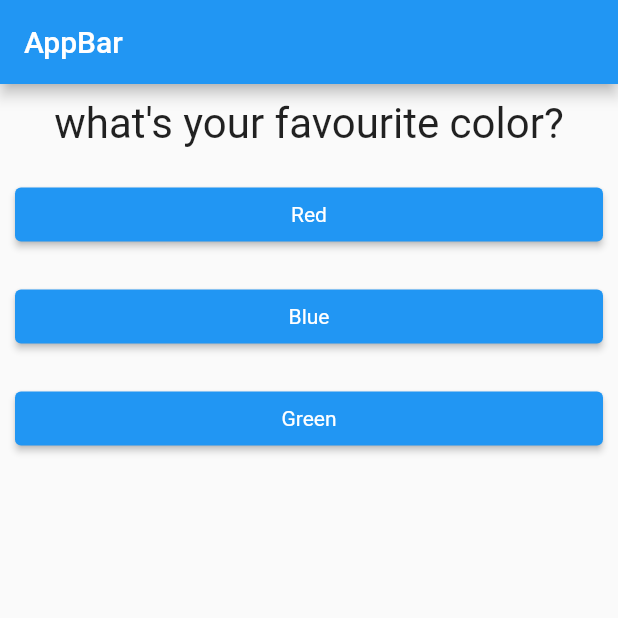
After one commit to manoj1995madushanka/flutter_quizes_app, a Flutter app: the screen it shows after launch, on a phone screen of 412 x 824 dp, the top half of it. The commit adds this screen. Run offline on Flutter 3.47's test engine with Material 2 defaults, Android fonts, the phone set to English and light mode, and no system bars.

Commit message:
restructure codebase

```diff
--- a/lib/main.dart
+++ b/lib/main.dart
@@ -1,6 +1,8 @@
 import 'package:flutter/material.dart';
 import 'package:quiz_app_new/question.dart';
 import 'package:quiz_app_new/answer.dart';
+import 'package:quiz_app_new/quiz.dart';
+import 'package:quiz_app_new/result.dart';
 
 void main() {
   runApp(MyApp());
@@ -50,21 +52,11 @@ class MyAppState extends State<MyApp> {
           title: const Text("AppBar"),
         ),
         body: _questionIndex < _questions.length
-            ? Column(
-                children: [
-                  Question(
-                      _questions[_questionIndex]['questionText'].toString()),
-                  // below ... will convert list of widget to individual list items
-                  ...(_questions[_questionIndex]['answers'] as List<String>)
-                      .map((answer) {
-                    return Answer(
-                        _answerQuestion, answer); // pasing function as pointer
-                  }).toList(),
-                ],
-              )
-            : const Center(
-                child: Text("You did it."),
-              ),
+            ? Quiz(
+                questions: _questions,
+                questionIndex: _questionIndex,
+                answerQuestion: _answerQuestion)
+            : const Result(),
       ),
     );
   }
--- /dev/null
+++ b/lib/quiz.dart
@@ -0,0 +1,27 @@
+import 'package:flutter/material.dart';
+import 'package:quiz_app_new/question.dart';
+import 'package:quiz_app_new/answer.dart';
+
+class Quiz extends StatelessWidget {
+  final List<Map<String, Object>> questions;
+  final int questionIndex;
+  final VoidCallback answerQuestion;
+
+  const Quiz(
+      {required this.questions,
+      required this.questionIndex,
+      required this.answerQuestion});
+
+  @override
+  Widget build(BuildContext context) {
+    return Column(
+      children: [
+        Question(questions[questionIndex]['questionText'].toString()),
+        // below ... will convert list of widget to individual list items
+        ...(questions[questionIndex]['answers'] as List<String>).map((answer) {
+          return Answer(answerQuestion, answer); // pasing function as pointer
+        }).toList(),
+      ],
+    );
+  }
+}
```
Also changed, not shown: lib/result.dart (added, +14 -0 lines).
